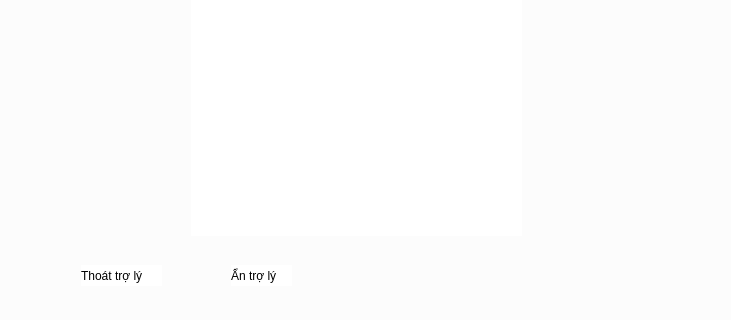
First picture: the form in AmazingAssistant/main.ui, repository NguyenPhatThanhTai/Ai, before the edit; both pictures show x 449 to 1180 and y 345 to 665 of the 1180 by 665 pixel window.
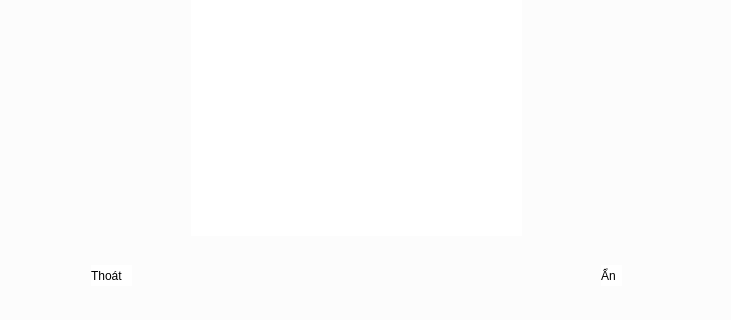
Second picture: the form after the edit. Icons and pictures are not drawn.

Patch:
```diff
--- a/AmazingAssistant/main.ui
+++ b/AmazingAssistant/main.ui
@@ -255,21 +255,21 @@
     <widget class="QLabel" name="label_6">
      <property name="geometry">
       <rect>
-       <x>530</x>
+       <x>540</x>
        <y>620</y>
-       <width>81</width>
+       <width>41</width>
        <height>21</height>
       </rect>
      </property>
      <property name="text">
-      <string>Thoát trợ lý</string>
+      <string>Thoát</string>
      </property>
     </widget>
     <widget class="QPushButton" name="pb_Hide">
      <property name="geometry">
       <rect>
-       <x>660</x>
-       <y>550</y>
+       <x>1020</x>
+       <y>560</y>
        <width>81</width>
        <height>61</height>
       </rect>
@@ -303,14 +303,14 @@
     <widget class="QLabel" name="label_7">
      <property name="geometry">
       <rect>
-       <x>680</x>
+       <x>1050</x>
        <y>620</y>
-       <width>61</width>
+       <width>21</width>
        <height>21</height>
       </rect>
      </property>
      <property name="text">
-      <string>Ẩn trợ lý</string>
+      <string>Ẩn</string>
      </property>
     </widget>
     <zorder>label</zorder>
```
Left out of the diff: 2 changed lines with no effect on the pictures.
